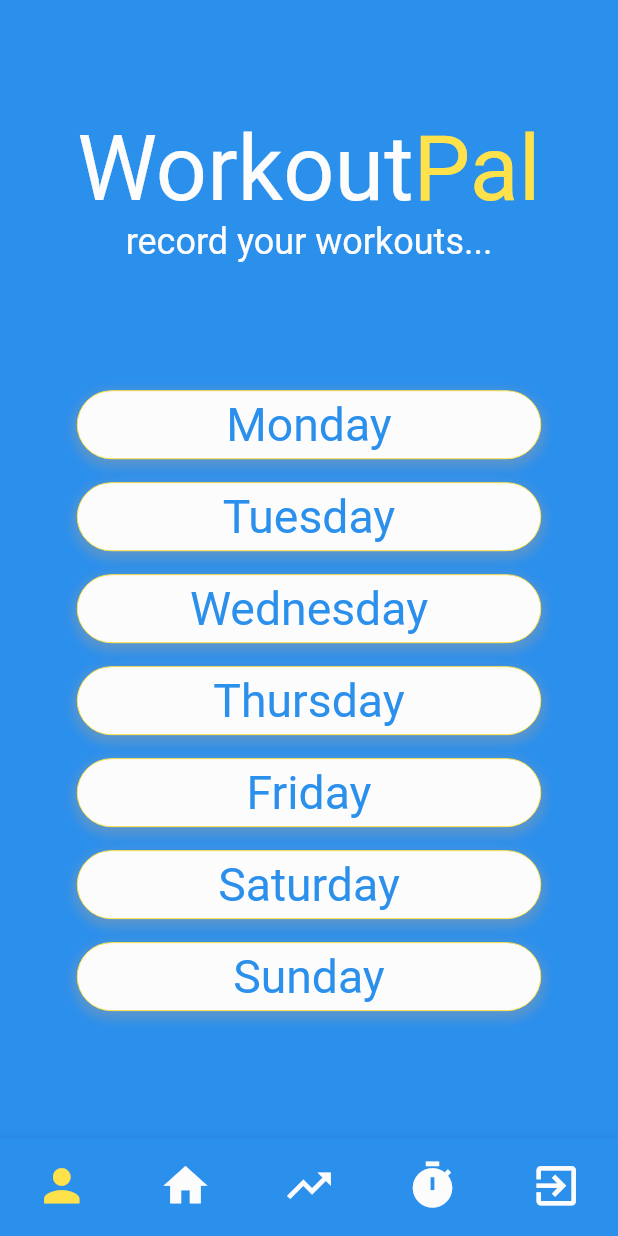
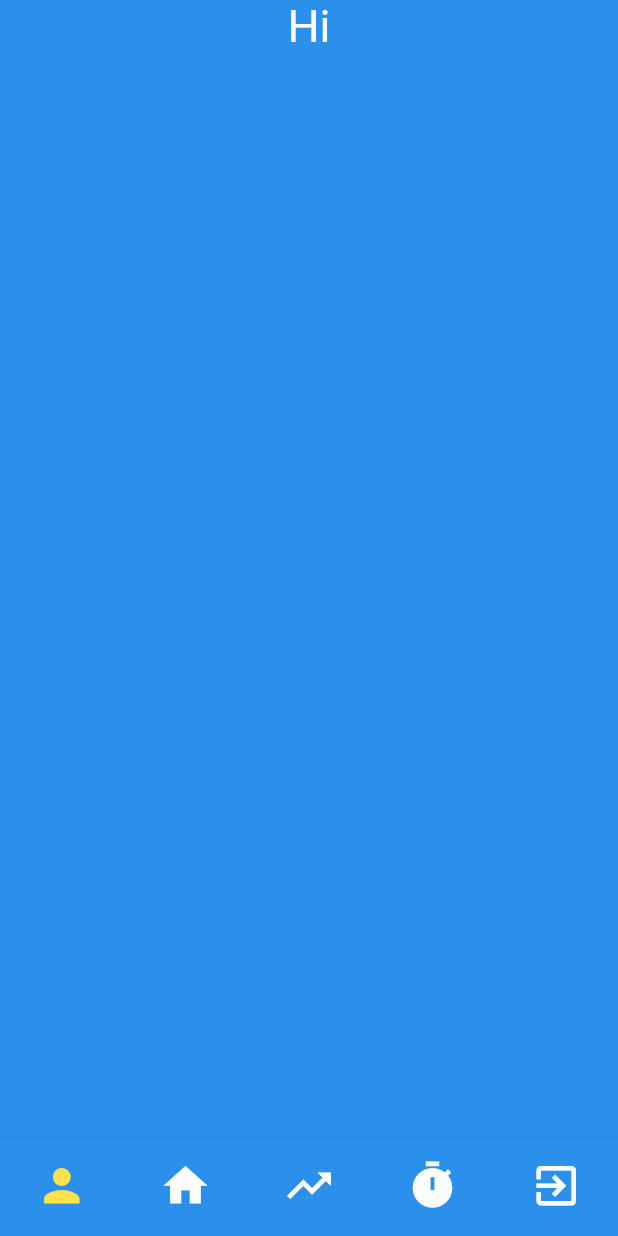
Before and after one commit to kartikeya-bhatt/WorkoutPal, a Flutter app: the screen it shows after launch, on a phone screen of 412 x 824 dp. Run offline on Flutter 3.47's test engine with Material 2 defaults, Android fonts, the phone set to English and light mode, and no system bars; our stand-ins replace auto_size_text; missing offline and left inert: auto_size_text_field; Roboto replaces fonts that are missing (Ubuntu).

Commit message:
Added a template for the login page

```diff
--- /dev/null
+++ b/lib/login_page.dart
@@ -0,0 +1,27 @@
+import 'package:flutter/cupertino.dart';
+import 'package:flutter/material.dart';
+import 'constants.dart';
+
+
+class CreateAccount extends StatelessWidget {
+
+  @override
+  Widget build(BuildContext context) {
+    return SafeArea(
+      child: Column(
+        children: [
+          Container(
+            child: Text(
+                'Hi',
+              style: TextStyle(
+                color: white,
+                fontFamily: 'Ubuntu',
+                fontSize: 30
+              )
+            ),
+          ),
+        ],
+      ),
+    );
+  }
+}
--- a/lib/nav_bar.dart
+++ b/lib/nav_bar.dart
@@ -2,6 +2,7 @@ import 'package:flutter/material.dart';
 import 'home_page.dart';
 import 'constants.dart';
 import 'common_navigation_bar.dart';
+import 'login_page.dart';
 
 class Home extends StatefulWidget {
   @override
@@ -36,22 +37,24 @@ class _HomeState extends State<Home> {
           showUnselectedLabels: false,
           items: [
             BottomNavigationBarItem(
-                icon: Icon(Icons.person), title: Text('Profile')),
+                icon: Icon(Icons.person),
+              title: Text('NA'),
+            ),
             BottomNavigationBarItem(
               icon: new Icon(Icons.home),
-              title: new Text('Home'),
+              title: Text('NA'),
             ),
             BottomNavigationBarItem(
               icon: new Icon(Icons.trending_up),
-              title: new Text('Graph'),
+              title: Text('NA'),
             ),
             BottomNavigationBarItem(
               icon: new Icon(Icons.timer),
-              title: new Text('Timer'),
+              title: Text('NA'),
             ),
             BottomNavigationBarItem(
               icon: new Icon(Icons.exit_to_app),
-              title: new Text('Exit'),
+              title: Text('NA'),
             )
           ]),
 
@@ -59,7 +62,7 @@ class _HomeState extends State<Home> {
         selectedIndex: _selectedIndex,
         navigatorKeys: _navigatorKeys,
         childrens: [
-          HomePage(),
+          CreateAccount(),
           HomePage(),
           HomePage(),
           HomePage(),
```
